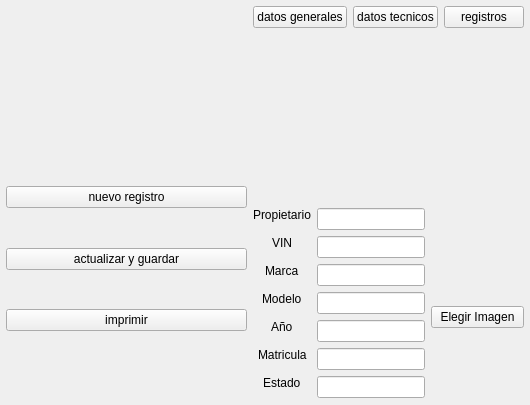
Above: ui/welcomescreen.ui from Abysmal683/proyecto-inventario-de-autos before the change. Below: the same form after it.
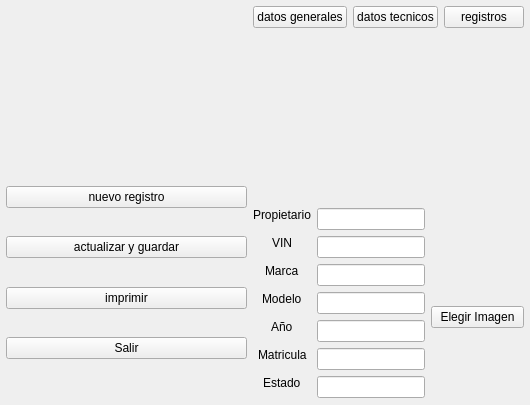
That is the form after the change. Icons and pictures are not drawn.

What changed in the file:
```diff
--- a/ui/welcomescreen.ui
+++ b/ui/welcomescreen.ui
@@ -124,6 +124,19 @@
          </property>
         </widget>
        </item>
+       <item>
+        <widget class="QPushButton" name="pushButtonFinalizar">
+         <property name="sizePolicy">
+          <sizepolicy hsizetype="Minimum" vsizetype="Fixed">
+           <horstretch>0</horstretch>
+           <verstretch>0</verstretch>
+          </sizepolicy>
+         </property>
+         <property name="text">
+          <string>Salir</string>
+         </property>
+        </widget>
+       </item>
       </layout>
      </item>
      <item>
```
